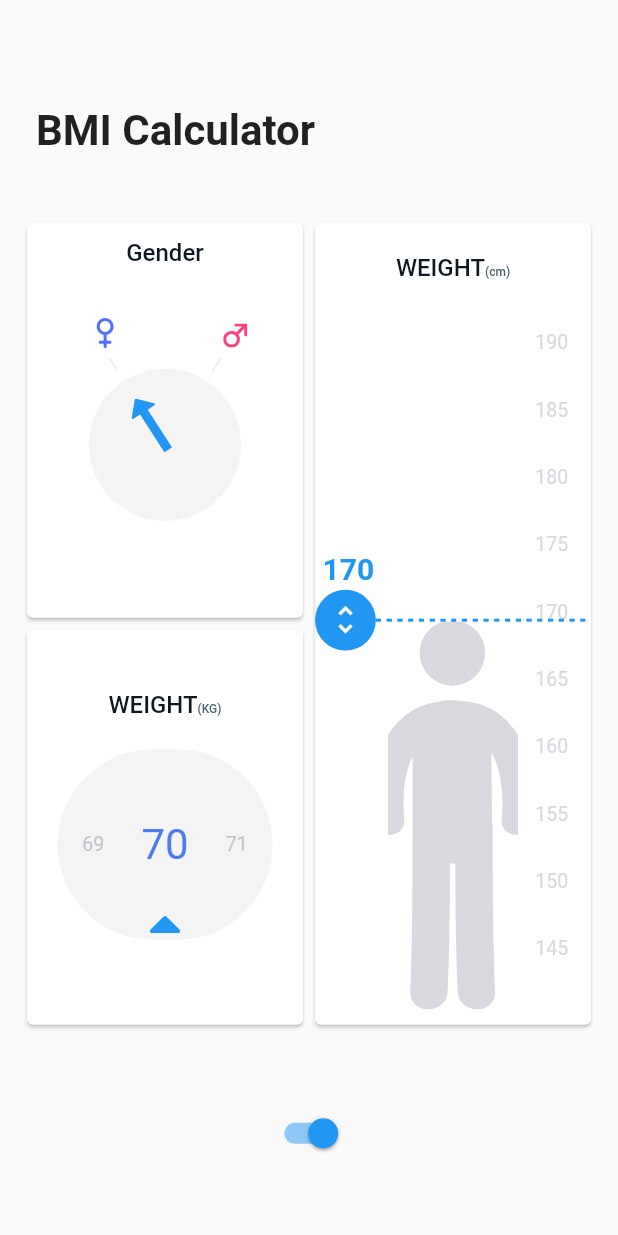
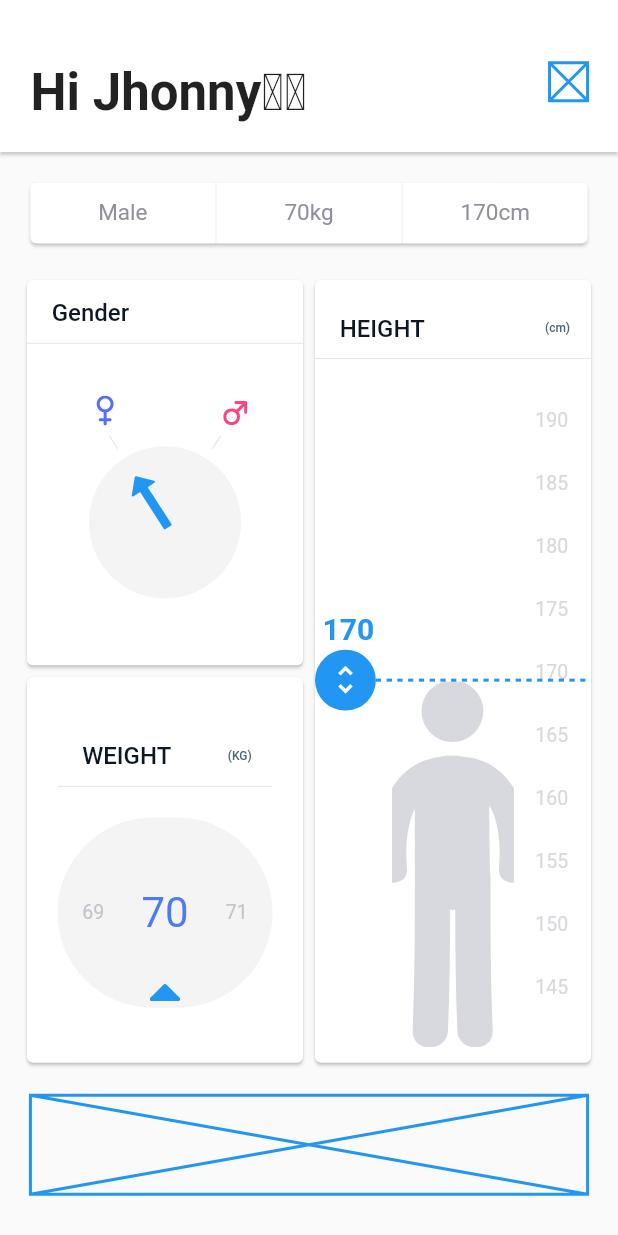
Before and after one commit to rezastallone/Heart-App, a Flutter app: the screen it shows after launch, on a phone screen of 412 x 824 dp. Run offline on Flutter 3.47's test engine with Material 2 defaults, Android fonts, the phone set to English and light mode, and no system bars; our stand-ins replace flutter_svg.

Commit message:
add summary card

```diff
--- /dev/null
+++ b/lib/bmi_app_bar.dart
@@ -0,0 +1,63 @@
+import 'package:flutter/material.dart';
+import 'package:heart_app/dimensions.dart';
+
+class BmiAppBar extends StatelessWidget{
+
+  static const String wavingHandEmoji = "\uD83D\uDC4B";
+  static const String whiteSkinTone = "\uD83C\uDFFB";
+
+  @override
+  Widget build(BuildContext context) {
+    return Material(
+      elevation: 1.0,
+      child: Container(
+        height: appBarHeight(context),
+        color: Colors.white,
+        child: Padding(padding: EdgeInsets.all(screenAwareSize(16, context)),
+          child:Row(
+            crossAxisAlignment: CrossAxisAlignment.end,
+            mainAxisAlignment: MainAxisAlignment.spaceBetween,
+            children: <Widget>[
+              _buildLabel(context),
+              _buildIcon(context)
+            ],
+          ) ,),
+      ),
+    );
+  }
+
+  Padding _buildIcon(BuildContext context){
+    return Padding(
+      padding: EdgeInsets.only(bottom: screenAwareSize(11.0, context)),
+      child: Container(
+        height: screenAwareSize(20.0, context),
+        width: screenAwareSize(20.0, context),
+        child: Placeholder(
+          color: Theme.of(context).primaryColor,
+        ),
+      ),
+    );
+  }
+
+  RichText _buildLabel(BuildContext context){
+    return RichText(
+      text: TextSpan(
+        style: DefaultTextStyle.of(context).style.copyWith(fontSize: 34.0),
+        children: [
+          TextSpan(
+            text: "Hi Jhonny",
+            style: TextStyle(fontWeight: FontWeight.bold)
+          ),
+          TextSpan(text: getEmoji(context))
+        ]
+      ),
+    );
+  }
+
+  String getEmoji(BuildContext context) {
+    return Theme.of(context).platform == TargetPlatform.iOS
+        ? wavingHandEmoji
+        : wavingHandEmoji + whiteSkinTone;
+  }
+
+}
--- a/lib/dimensions.dart
+++ b/lib/dimensions.dart
@@ -3,7 +3,13 @@ import 'package:flutter/material.dart';
 const double baseHeight = 650.0;
 
 double screenAwareSize(double size, BuildContext context){
-  return size * MediaQuery.of(context).size.height / baseHeight;
+  double drawingHeight =
+      MediaQuery.of(context).size.height - MediaQuery.of(context).padding.top;
+  return size * drawingHeight / baseHeight;
 }
 
 double circleSize(BuildContext context) => screenAwareSize(80.0, context);
+
+double appBarHeight(BuildContext context){
+  return screenAwareSize(80.0, context) + MediaQuery.of(context).padding.top;
+}
--- a/lib/gender_card.dart
+++ b/lib/gender_card.dart
@@ -9,8 +9,8 @@ import 'package:heart_app/gender_arrow.dart';
 class GenderCard extends StatefulWidget{
 
   final Gender initialGender;
-
-  const GenderCard({Key key, this.initialGender}) : super(key: key);
+  ValueChanged<Gender> onChange;
+  GenderCard({Key key, this.initialGender, this.onChange}) : super(key: key);
 
   @override
   State<StatefulWidget> createState() => _GenderCardState();
@@ -81,7 +81,7 @@ class _GenderCardState extends State<GenderCard> with SingleTickerProviderStateM
 
   void _setSelectedGender(Gender gender) {
     setState(() {
-      selectedGender = gender;
+      widget.onChange(gender);
     });
     _arrowAnimController.animateTo(
       genderAngles[gender],
--- a/lib/height_card.dart
+++ b/lib/height_card.dart
@@ -3,28 +3,12 @@ import 'package:heart_app/dimensions.dart';
 import 'package:heart_app/height_picker.dart';
 import 'package:heart_app/title_card.dart';
 
-class HeightCard extends StatefulWidget {
+class HeightCard extends StatelessWidget {
 
   final int height;
+  ValueChanged<int> onChanged;
 
-  const HeightCard({Key key, this.height}) : super(key: key);
-
-  @override
-  State<StatefulWidget> createState() {
-    return HeightCardState();
-  }
-
-}
-
-class HeightCardState extends State<HeightCard> {
-
-  int height;
-
-  @override
-  void initState() {
-    super.initState();
-    height = widget.height ?? 170;
-  }
+  HeightCard({Key key, this.height, this.onChanged}) : super(key: key);
 
   @override
   Widget build(BuildContext context) {
@@ -34,7 +18,7 @@ class HeightCardState extends State<HeightCard> {
         child: Column(
           crossAxisAlignment: CrossAxisAlignment.center,
           children: <Widget>[
-            TitleCard("WEIGHT", subTitle: "(cm)"),
+            TitleCard("HEIGHT", subTitle: "(cm)"),
             Expanded(
               child: Padding(
                   padding: EdgeInsets.only(bottom: screenAwareSize(8.0, context)),
@@ -42,7 +26,7 @@ class HeightCardState extends State<HeightCard> {
                     return HeightPicker(
                       widgetHeight: constrains.maxHeight,
                       height: height,
-                    onChange: (val) => setState(() => height = val),
+                      onChange: (val) => onChanged(val),
                     );
                   })),
             )
@@ -51,4 +35,5 @@ class HeightCardState extends State<HeightCard> {
       ),
     );
   }
+
 }
--- a/lib/input_page.dart
+++ b/lib/input_page.dart
@@ -2,22 +2,37 @@ import 'package:flutter/material.dart';
 import 'package:heart_app/gender_card.dart';
 import 'package:heart_app/height_card.dart';
 import 'package:heart_app/weight_card.dart';
-import 'dimensions.dart' show screenAwareSize;
+import 'bmi_app_bar.dart';
+import 'dimensions.dart';
+import 'gender.dart';
+import 'package:heart_app/input_summary_card.dart';
 
-class InputPage extends StatelessWidget{
+class InputPage extends StatefulWidget{
+
+
+  @override
+  State createState() {
+    return new InputPageState();
+  }
+}
+
+class InputPageState extends State<InputPage>{
+
+  Gender gender = Gender.male;
+  int height = 170;
+  int weight = 70;
 
   @override
   Widget build(BuildContext context) {
     return Scaffold(
-      body: Padding(padding: MediaQuery.of(context).padding,
-        child: Column(
+      appBar: PreferredSize(child: BmiAppBar(), preferredSize: Size.fromHeight(appBarHeight(context))),
+      body: Column(
       crossAxisAlignment: CrossAxisAlignment.start,
       children: <Widget>[
-            _buildTitle(context),
+        InputSummaryCard(gender: gender, weight: weight, height: height),
         Expanded(child: _buildCards(context)),
         _buildBottom(context),
       ],
-        ) ,
     ),
     );
   }
@@ -36,18 +51,17 @@ class InputPage extends StatelessWidget{
     return Padding(
       padding: EdgeInsets.only(
         left: 14.0,
-        right: 14.0,
-        top: screenAwareSize(32.0,context),
+        right: 14.0
       ),
       child: Row(
         children: <Widget>[
           Expanded(child: Column(
             children: <Widget>[
-              Expanded(child: GenderCard()),
-              Expanded(child: WeightCard())
+              Expanded(child: GenderCard(initialGender: gender, onChange: (val) => setState( () => gender = val ))),
+              Expanded(child: WeightCard(onChange: (val) => setState( () => weight = val )))
             ],
           )),
-          Expanded(child: HeightCard())
+          Expanded(child: HeightCard(height: height,onChanged: (val) => setState( () => height = val )))
         ],
       ),
     );
@@ -64,11 +78,17 @@ class InputPage extends StatelessWidget{
   }
 
   Widget _buildBottom(BuildContext context){
-    return Container(
-      alignment: Alignment.center,
-      height: screenAwareSize(108.0, context),
-      width: double.infinity,
-      child: Switch(value: true, onChanged: (val){}),
+    return Padding(
+      padding: EdgeInsets.only(
+        left: screenAwareSize(16.0, context),
+        right: screenAwareSize(16.0, context),
+        bottom: screenAwareSize(22.0, context),
+        top: screenAwareSize(14.0, context)
+      ),
+      child: Placeholder(
+        fallbackHeight: screenAwareSize(52.0, context),
+        color: Theme.of(context).primaryColor,
+      ),
     );
   }
 
--- /dev/null
+++ b/lib/input_summary_card.dart
@@ -0,0 +1,56 @@
+import 'package:flutter/material.dart';
+import 'package:heart_app/gender.dart';
+import 'package:heart_app/dimensions.dart';
+
+class InputSummaryCard extends StatelessWidget{
+  final Gender gender;
+  final int height;
+  final int weight;
+
+  const InputSummaryCard({Key key, this.gender, this.height, this.weight}) : super(key: key);
+
+  @override
+  Widget build(BuildContext context) {
+    return Card(
+      margin: EdgeInsets.all(screenAwareSize(16.0, context)),
+      child: SizedBox(
+        height: screenAwareSize(32.0, context),
+        child: Row(
+          children: <Widget>[
+            Expanded(child: _genderText()),
+            _divider(),
+            Expanded(child: _text("${weight}kg")),
+            _divider(),
+            Expanded(child: _text("${height}cm"))
+          ],
+        ),
+      ),
+    );
+  }
+
+  Widget _genderText(){
+    String genderText = gender == Gender.male
+        ? 'Male' : 'Female';
+    return _text(genderText);
+
+  }
+
+  Widget _text(String text){
+    return Text(
+      text,
+      style: TextStyle(
+        color: Color.fromRGBO(143, 144, 156,1.0),
+        fontSize: 15.0
+      ),
+      textAlign: TextAlign.center,
+    );
+  }
+
+  Widget _divider(){
+    return Container(
+      width: 1.0,
+      color: Color.fromRGBO(151, 151, 151, 0.1),
+    );
+  }
+
+}
--- a/lib/main.dart
+++ b/lib/main.dart
@@ -11,6 +11,16 @@ class MyApp extends StatelessWidget{
 
   @override
   Widget build(BuildContext context) {
+
+    SystemChrome.setSystemUIOverlayStyle(
+        SystemUiOverlayStyle(
+          statusBarColor: Colors.white, //top bar color
+          statusBarIconBrightness: Brightness.dark, //top bar icons
+          systemNavigationBarColor: Colors.white, //bottom bar color
+          systemNavigationBarIconBrightness: Brightness.dark, //bottom bar icons
+        )
+    );
+
     return MaterialApp(
       debugShowCheckedModeBanner: false,
       title: 'BMI Calculator',
--- a/lib/title_card.dart
+++ b/lib/title_card.dart
@@ -1,4 +1,5 @@
 import 'package:flutter/material.dart';
+import 'package:heart_app/dimensions.dart';
 
 const TextStyle _titleStyle = TextStyle(
   fontSize: 16.0,
@@ -21,17 +22,34 @@ class TitleCard extends StatelessWidget{
 
   @override
   Widget build(BuildContext context) {
-    return RichText(
-      text: TextSpan(
-        text: title,
-        style: _titleStyle,
-        children: <TextSpan>[
-          TextSpan(
-            text: subTitle ?? "",
-            style: _subtitleStyle
-          )
-        ]
-      ),
+    return Column(
+      children: <Widget>[
+        Padding(
+          padding: EdgeInsets.only(
+            top: screenAwareSize(2.0, context),
+            left: screenAwareSize(13.0, context),
+            right: screenAwareSize(11.0, context),
+            bottom: screenAwareSize(8.0, context)
+          ),
+          child: Row(
+            mainAxisAlignment: MainAxisAlignment.spaceBetween,
+            children: <Widget>[
+              Text(
+                title,
+                style: _titleStyle,
+              ),
+              Text(
+                subTitle ?? "",
+                style: _subtitleStyle,
+              )
+            ],
+          ),
+        ),
+        Divider(
+          height: 1.0,
+          color: Color.fromRGBO(143, 144, 156, 0.22),
+        )
+      ],
     );
   }
 }
--- a/lib/weight_card.dart
+++ b/lib/weight_card.dart
@@ -5,7 +5,12 @@ import 'package:flutter_svg/flutter_svg.dart';
 import 'package:heart_app/weight_slider.dart';
 
 class WeightCard extends StatefulWidget {
+
+  const WeightCard({Key key, this.onChange}) : super(key: key);
+
   get initialWeight => null;
+  final ValueChanged<int> onChange;
+
 
   @override
   State<StatefulWidget> createState() {
@@ -50,7 +55,7 @@ class _WeightCardState extends State<WeightCard> {
               maxValue: 110,
               width: constraints.maxWidth,
               value: weight,
-              onChanged: (val) => setState(() => weight = val ),
+              onChanged: (val) => widget.onChange(val),
             )));
   }
 }
```
Lines whose indentation alone changed are shown as unchanged.
